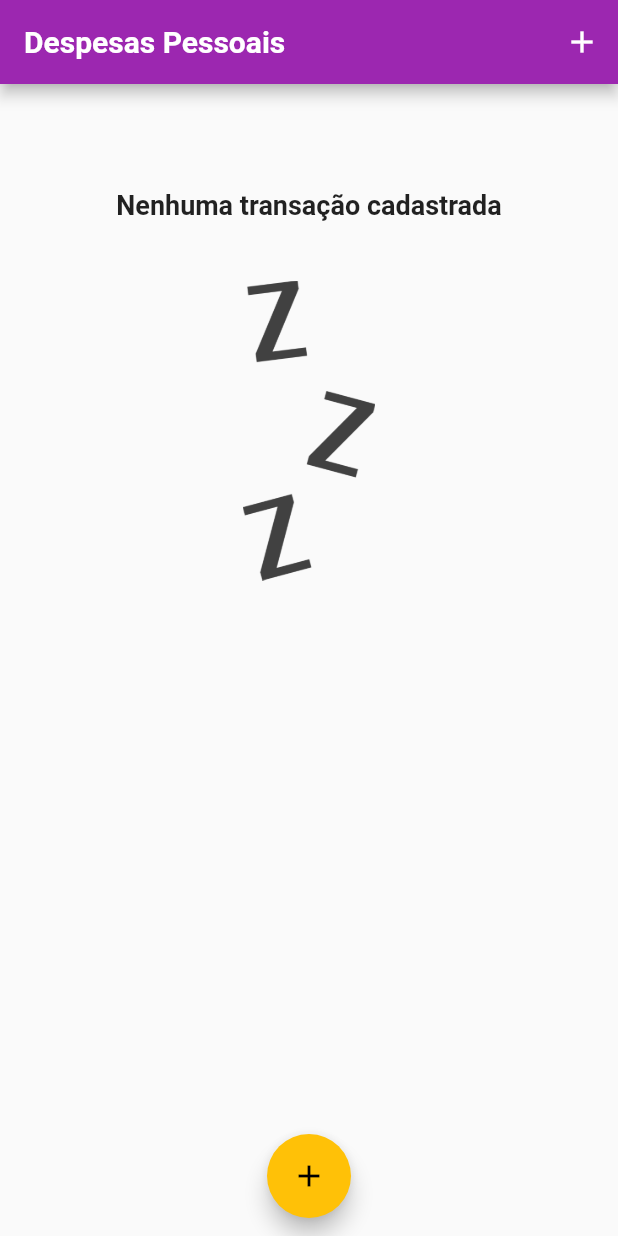
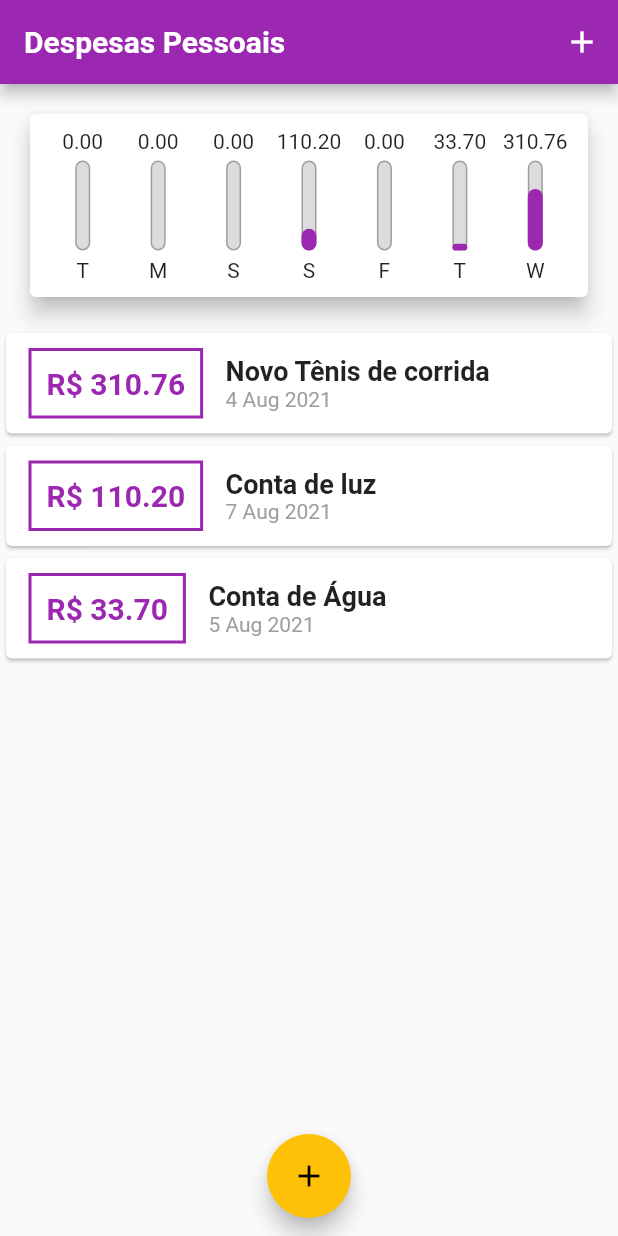
Before and after one commit to BoanergesJunior/flutter-learning, a Flutter app: the screen it shows after launch, on a phone screen of 412 x 824 dp. Run offline on Flutter 3.47's test engine with Material 2 defaults, Android fonts, the phone set to English and light mode, and no system bars.

Commit message:
graphicBar widget created

```diff
--- a/expenses/lib/components/graphic.dart
+++ b/expenses/lib/components/graphic.dart
@@ -1,5 +1,7 @@
 import 'package:flutter/material.dart';
+import 'package:intl/intl.dart';
 import '../models/transaction.dart';
+import '../components/graphicBar.dart';
 
 class Graphic extends StatelessWidget {
   final List<Transaction> recentsTransactions;
@@ -8,7 +10,32 @@ class Graphic extends StatelessWidget {
 
   List<Map<String, Object>> get groupedTransactions {
     return List.generate(7, (index) {
-      return {'day': 'T', 'value': 9.99};
+      final weekDay = DateTime.now().subtract(
+        Duration(days: index),
+      );
+
+      double totalSum = 0.0;
+
+      for (var item in recentsTransactions) {
+        bool sameDay = item.date.day == weekDay.day;
+        bool sameMonth = item.date.month == weekDay.month;
+        bool sameYear = item.date.year == weekDay.year;
+
+        if (sameDay && sameMonth && sameYear) {
+          totalSum += item.value;
+        }
+      }
+
+      return {
+        'day': DateFormat.E().format(weekDay)[0],
+        'value': totalSum,
+      };
+    });
+  }
+
+  double get _weekTotalValue {
+    return groupedTransactions.fold(0, (sum, tr) {
+      return sum + (tr['value'] as double);
     });
   }
 
@@ -17,8 +44,21 @@ class Graphic extends StatelessWidget {
     return Card(
       elevation: 6,
       margin: EdgeInsets.all(20),
-      child: Row(
-        children: [],
+      child: Padding(
+        padding: const EdgeInsets.all(10),
+        child: Row(
+          mainAxisAlignment: MainAxisAlignment.spaceAround,
+          children: groupedTransactions.map((tr) {
+            return Flexible(
+              fit: FlexFit.tight,
+              child: GraphicBar(
+                label: tr['day'].toString(),
+                value: (tr['value'] as double),
+                percentage: (tr['value'] as double) / _weekTotalValue,
+              ),
+            );
+          }).toList(),
+        ),
       ),
     );
   }
--- /dev/null
+++ b/expenses/lib/components/graphicBar.dart
@@ -0,0 +1,53 @@
+import 'package:flutter/material.dart';
+
+class GraphicBar extends StatelessWidget {
+  final String label;
+  final double value;
+  final double percentage;
+
+  GraphicBar({
+    required this.label,
+    required this.value,
+    required this.percentage,
+  });
+
+  @override
+  Widget build(BuildContext context) {
+    return Column(
+      children: [
+        FittedBox(
+          child: Text('${value.toStringAsFixed(2)}'),
+        ),
+        SizedBox(
+          height: 5,
+        ),
+        Container(
+          height: 60,
+          width: 10,
+          child: Stack(
+            alignment: Alignment.bottomCenter,
+            children: [
+              Container(
+                decoration: BoxDecoration(
+                    border: Border.all(color: Colors.grey, width: 1.0),
+                    color: Color.fromRGBO(220, 220, 220, 1),
+                    borderRadius: BorderRadius.circular(5)),
+              ),
+              FractionallySizedBox(
+                heightFactor: percentage,
+                child: Container(
+                    decoration: BoxDecoration(
+                        color: Theme.of(context).primaryColor,
+                        borderRadius: BorderRadius.circular(5))),
+              )
+            ],
+          ),
+        ),
+        SizedBox(
+          height: 5,
+        ),
+        Text(label)
+      ],
+    );
+  }
+}
--- a/expenses/lib/main.dart
+++ b/expenses/lib/main.dart
@@ -44,6 +44,27 @@ class MyHomePage extends StatefulWidget {
 }
 
 class _MyHomePageState extends State<MyHomePage> {
+  final List<Transaction> _transactions = [
+    Transaction(
+      id: 't1',
+      title: 'Novo Tênis de corrida',
+      value: 310.76,
+      date: DateTime.now().subtract(Duration(days: 6)),
+    ),
+    Transaction(
+      id: 't2',
+      title: 'Conta de luz',
+      value: 110.20,
+      date: DateTime.now().subtract(Duration(days: 3)),
+    ),
+    Transaction(
+      id: 't3',
+      title: 'Conta de Água',
+      value: 33.70,
+      date: DateTime.now().subtract(Duration(days: 5)),
+    ),
+  ];
+
   List<Transaction> get _recentTransactions {
     return _transactions.where((tr) {
       return tr.date.isAfter(DateTime.now().subtract(
@@ -75,8 +96,6 @@ class _MyHomePageState extends State<MyHomePage> {
         });
   }
 
-  final List<Transaction> _transactions = [];
-
   @override
   Widget build(BuildContext context) {
     return Scaffold(
```
